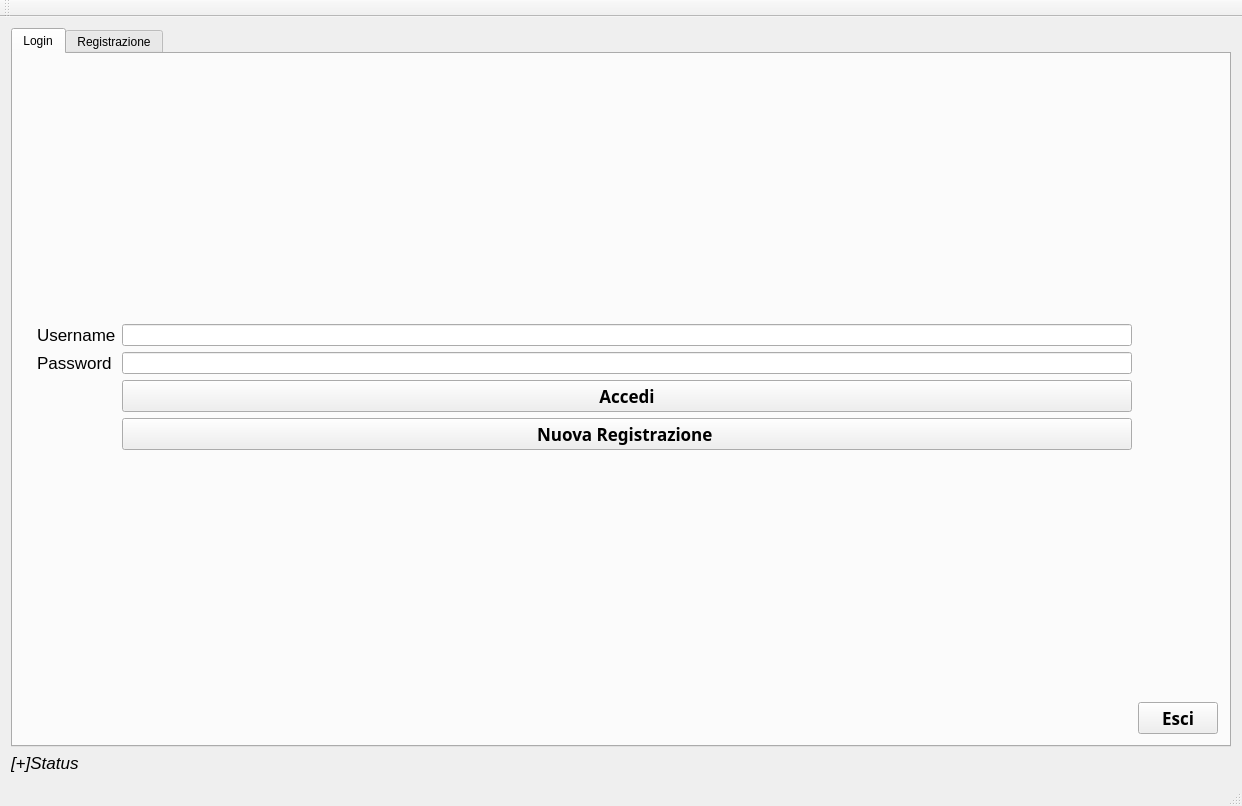
The window that ui/login.ui (stex2005/agree_gui) describes before a commit, drawn with Qt 5.
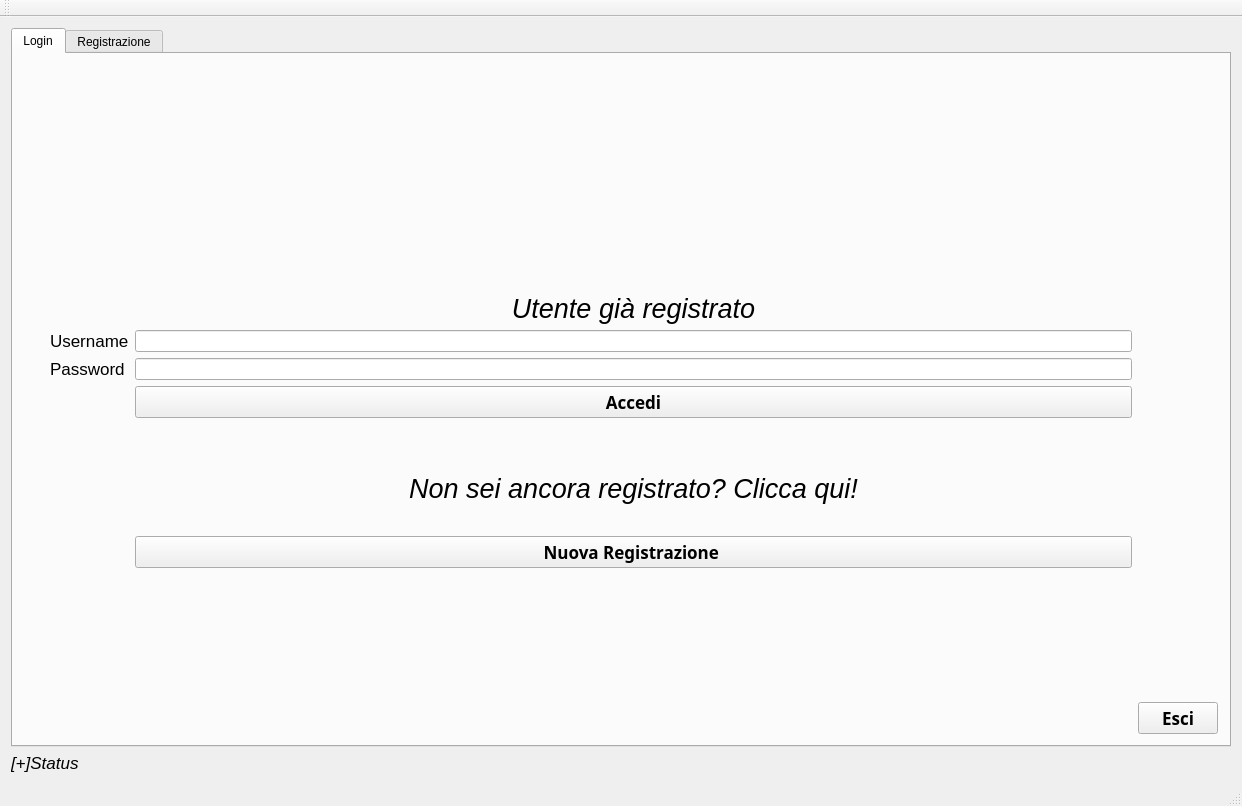
The same window after the commit. Icons and pictures are not drawn.

The edit to the form file:
```diff
--- a/ui/login.ui
+++ b/ui/login.ui
@@ -27,25 +27,7 @@
        <layout class="QGridLayout" name="gridLayout_3">
         <item row="0" column="0">
          <layout class="QGridLayout" name="gridLayout">
-          <item row="7" column="2">
-           <widget class="QPushButton" name="pushButton_newrec">
-            <property name="font">
-             <font>
-              <family>Sans</family>
-              <pointsize>13</pointsize>
-              <weight>75</weight>
-              <bold>true</bold>
-             </font>
-            </property>
-            <property name="styleSheet">
-             <string notr="true"/>
-            </property>
-            <property name="text">
-             <string>Nuova Registrazione </string>
-            </property>
-           </widget>
-          </item>
-          <item row="4" column="1">
+          <item row="12" column="1">
            <widget class="QLabel" name="label_username">
             <property name="font">
              <font>
@@ -61,10 +43,7 @@
             </property>
            </widget>
           </item>
-          <item row="4" column="2">
-           <widget class="QLineEdit" name="lineEdit_username"/>
-          </item>
-          <item row="6" column="2">
+          <item row="14" column="2">
            <widget class="QPushButton" name="pushButton_accedi">
             <property name="font">
              <font>
@@ -82,27 +61,24 @@
             </property>
            </widget>
           </item>
-          <item row="9" column="3">
-           <widget class="QPushButton" name="pushButton_esci">
-            <property name="font">
-             <font>
-              <family>Sans</family>
-              <pointsize>13</pointsize>
-              <weight>75</weight>
-              <bold>true</bold>
-             </font>
+          <item row="12" column="2">
+           <widget class="QLineEdit" name="lineEdit_username"/>
+          </item>
+          <item row="0" column="0">
+           <spacer name="verticalSpacer_6">
+            <property name="orientation">
+             <enum>Qt::Vertical</enum>
             </property>
-            <property name="text">
-             <string>Esci</string>
+            <property name="sizeHint" stdset="0">
+             <size>
+              <width>20</width>
+              <height>40</height>
+             </size>
             </property>
-            <property name="icon">
-             <iconset>
-              <normaloff>../resources/images/img/icone/Turn off.png</normaloff>../resources/images/img/icone/Turn off.png</iconset>
-            </property>
-           </widget>
+           </spacer>
           </item>
-          <item row="2" column="2">
-           <spacer name="verticalSpacer_2">
+          <item row="30" column="2">
+           <spacer name="verticalSpacer_7">
             <property name="orientation">
              <enum>Qt::Vertical</enum>
             </property>
@@ -114,28 +90,34 @@
             </property>
            </spacer>
           </item>
-          <item row="5" column="2">
-           <widget class="QLineEdit" name="lineEdit_password">
-            <property name="echoMode">
-             <enum>QLineEdit::Password</enum>
+          <item row="29" column="2">
+           <spacer name="verticalSpacer_8">
+            <property name="orientation">
+             <enum>Qt::Vertical</enum>
             </property>
-           </widget>
+            <property name="sizeHint" stdset="0">
+             <size>
+              <width>20</width>
+              <height>40</height>
+             </size>
+            </property>
+           </spacer>
           </item>
-          <item row="5" column="1">
-           <widget class="QLabel" name="label_password">
-            <property name="font">
-             <font>
-              <family>Ubuntu</family>
-              <pointsize>13</pointsize>
-             </font>
+          <item row="2" column="0">
+           <spacer name="verticalSpacer_11">
+            <property name="orientation">
+             <enum>Qt::Vertical</enum>
             </property>
-            <property name="text">
-             <string>Password</string>
+            <property name="sizeHint" stdset="0">
+             <size>
+              <width>20</width>
+              <height>40</height>
+             </size>
             </property>
-           </widget>
+           </spacer>
           </item>
           <item row="8" column="2">
-           <spacer name="verticalSpacer">
+           <spacer name="verticalSpacer_5">
             <property name="orientation">
              <enum>Qt::Vertical</enum>
             </property>
@@ -147,7 +129,7 @@
             </property>
            </spacer>
           </item>
-          <item row="1" column="0" rowspan="8">
+          <item row="3" column="0" rowspan="16">
            <widget class="QLabel" name="label">
             <property name="text">
              <string/>
@@ -160,6 +142,206 @@
             </property>
            </widget>
           </item>
+          <item row="31" column="2">
+           <spacer name="verticalSpacer_3">
+            <property name="orientation">
+             <enum>Qt::Vertical</enum>
+            </property>
+            <property name="sizeHint" stdset="0">
+             <size>
+              <width>20</width>
+              <height>40</height>
+             </size>
+            </property>
+           </spacer>
+          </item>
+          <item row="13" column="2">
+           <widget class="QLineEdit" name="lineEdit_password">
+            <property name="echoMode">
+             <enum>QLineEdit::Password</enum>
+            </property>
+           </widget>
+          </item>
+          <item row="1" column="0">
+           <spacer name="verticalSpacer_10">
+            <property name="orientation">
+             <enum>Qt::Vertical</enum>
+            </property>
+            <property name="sizeHint" stdset="0">
+             <size>
+              <width>20</width>
+              <height>40</height>
+             </size>
+            </property>
+           </spacer>
+          </item>
+          <item row="27" column="2">
+           <spacer name="verticalSpacer_9">
+            <property name="orientation">
+             <enum>Qt::Vertical</enum>
+            </property>
+            <property name="sizeHint" stdset="0">
+             <size>
+              <width>20</width>
+              <height>40</height>
+             </size>
+            </property>
+           </spacer>
+          </item>
+          <item row="5" column="2">
+           <spacer name="verticalSpacer_2">
+            <property name="orientation">
+             <enum>Qt::Vertical</enum>
+            </property>
+            <property name="sizeHint" stdset="0">
+             <size>
+              <width>20</width>
+              <height>40</height>
+             </size>
+            </property>
+           </spacer>
+          </item>
+          <item row="18" column="2">
+           <spacer name="verticalSpacer">
+            <property name="orientation">
+             <enum>Qt::Vertical</enum>
+            </property>
+            <property name="sizeHint" stdset="0">
+             <size>
+              <width>20</width>
+              <height>40</height>
+             </size>
+            </property>
+           </spacer>
+          </item>
+          <item row="4" column="2">
+           <spacer name="verticalSpacer_14">
+            <property name="orientation">
+             <enum>Qt::Vertical</enum>
+            </property>
+            <property name="sizeHint" stdset="0">
+             <size>
+              <width>20</width>
+              <height>40</height>
+             </size>
+            </property>
+           </spacer>
+          </item>
+          <item row="24" column="2">
+           <spacer name="verticalSpacer_4">
+            <property name="orientation">
+             <enum>Qt::Vertical</enum>
+            </property>
+            <property name="sizeHint" stdset="0">
+             <size>
+              <width>20</width>
+              <height>40</height>
+             </size>
+            </property>
+           </spacer>
+          </item>
+          <item row="21" column="2">
+           <widget class="QPushButton" name="pushButton_newrec">
+            <property name="font">
+             <font>
+              <family>Sans</family>
+              <pointsize>13</pointsize>
+              <weight>75</weight>
+              <bold>true</bold>
+             </font>
+            </property>
+            <property name="styleSheet">
+             <string notr="true"/>
+            </property>
+            <property name="text">
+             <string>Nuova Registrazione </string>
+            </property>
+           </widget>
+          </item>
+          <item row="13" column="1">
+           <widget class="QLabel" name="label_password">
+            <property name="font">
+             <font>
+              <family>Ubuntu</family>
+              <pointsize>13</pointsize>
+             </font>
+            </property>
+            <property name="text">
+             <string>Password</string>
+            </property>
+           </widget>
+          </item>
+          <item row="20" column="2">
+           <spacer name="verticalSpacer_12">
+            <property name="orientation">
+             <enum>Qt::Vertical</enum>
+            </property>
+            <property name="sizeHint" stdset="0">
+             <size>
+              <width>20</width>
+              <height>40</height>
+             </size>
+            </property>
+           </spacer>
+          </item>
+          <item row="19" column="2">
+           <widget class="QLabel" name="label_2">
+            <property name="font">
+             <font>
+              <pointsize>20</pointsize>
+              <italic>true</italic>
+             </font>
+            </property>
+            <property name="text">
+             <string>&lt;html&gt;&lt;head/&gt;&lt;body&gt;&lt;p align=&quot;center&quot;&gt;Non sei ancora registrato? Clicca qui!&lt;/p&gt;&lt;/body&gt;&lt;/html&gt;</string>
+            </property>
+           </widget>
+          </item>
+          <item row="32" column="3">
+           <widget class="QPushButton" name="pushButton_esci">
+            <property name="font">
+             <font>
+              <family>Sans</family>
+              <pointsize>13</pointsize>
+              <weight>75</weight>
+              <bold>true</bold>
+             </font>
+            </property>
+            <property name="text">
+             <string>Esci</string>
+            </property>
+            <property name="icon">
+             <iconset>
+              <normaloff>../resources/images/img/icone/Turn off.png</normaloff>../resources/images/img/icone/Turn off.png</iconset>
+            </property>
+           </widget>
+          </item>
+          <item row="10" column="2">
+           <spacer name="verticalSpacer_13">
+            <property name="orientation">
+             <enum>Qt::Vertical</enum>
+            </property>
+            <property name="sizeHint" stdset="0">
+             <size>
+              <width>20</width>
+              <height>40</height>
+             </size>
+            </property>
+           </spacer>
+          </item>
+          <item row="11" column="2">
+           <widget class="QLabel" name="label_3">
+            <property name="font">
+             <font>
+              <pointsize>20</pointsize>
+              <italic>true</italic>
+             </font>
+            </property>
+            <property name="text">
+             <string>&lt;html&gt;&lt;head/&gt;&lt;body&gt;&lt;p align=&quot;center&quot;&gt;Utente già registrato&lt;/p&gt;&lt;/body&gt;&lt;/html&gt;</string>
+            </property>
+           </widget>
+          </item>
          </layout>
         </item>
        </layout>
```
Left out of the diff: 1 changed line with no effect on the pictures.
